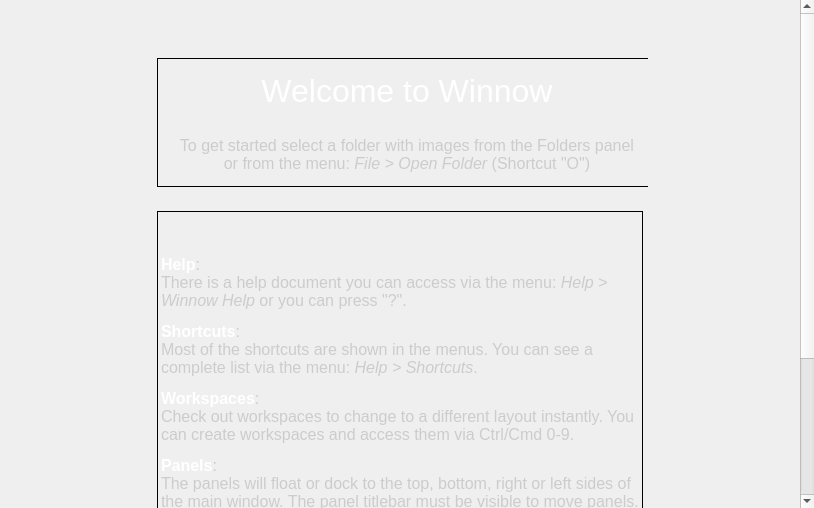
First picture: the form in Help/welcome.ui, repository towhee/Winnow64, before the edit.
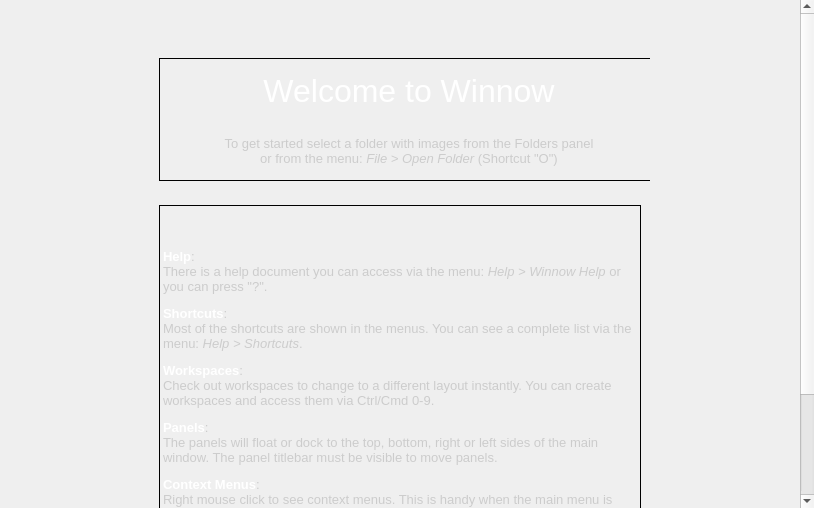
Second picture: the form after the edit.

Patch:
```diff
--- a/Help/welcome.ui
+++ b/Help/welcome.ui
@@ -30,8 +30,8 @@
     <rect>
      <x>0</x>
      <y>0</y>
-     <width>799</width>
-     <height>707</height>
+     <width>793</width>
+     <height>832</height>
     </rect>
    </property>
    <layout class="QHBoxLayout" name="horizontalLayout">
@@ -96,7 +96,7 @@
             <enum>QFrame::Box</enum>
            </property>
            <property name="text">
-            <string>&lt;html&gt;&lt;head/&gt;&lt;body&gt;&lt;p align=&quot;center&quot;&gt;&lt;span style=&quot; color:#cccccc;&quot;&gt;&lt;br/&gt;&lt;/span&gt;&lt;span style=&quot; font-size:24pt; color:#ffffff;&quot;&gt;Welcome to Winnow&lt;/span&gt;&lt;/p&gt;&lt;p align=&quot;center&quot;&gt;&lt;span style=&quot; color:#cccccc;&quot;&gt;&lt;br/&gt;&lt;/span&gt;&lt;span style=&quot; font-size:12pt; color:#cccccc;&quot;&gt;To get started select a folder with images from the Folders panel &lt;br/&gt;or from the menu: &lt;/span&gt;&lt;span style=&quot; font-size:12pt; font-style:italic; color:#cccccc;&quot;&gt;File &amp;gt; Open Folder&lt;/span&gt;&lt;span style=&quot; font-size:12pt; color:#cccccc;&quot;&gt; (Shortcut &amp;quot;O&amp;quot;)&lt;/span&gt;&lt;span style=&quot; color:#cccccc;&quot;&gt;&lt;br/&gt;&lt;/span&gt;&lt;/p&gt;&lt;/body&gt;&lt;/html&gt;</string>
+            <string>&lt;html&gt;&lt;head/&gt;&lt;body&gt;&lt;p align=&quot;center&quot;&gt;&lt;span style=&quot; color:#cccccc;&quot;&gt;&lt;br/&gt;&lt;/span&gt;&lt;span style=&quot; font-size:24pt; color:#ffffff;&quot;&gt;Welcome to Winnow&lt;/span&gt;&lt;/p&gt;&lt;p align=&quot;center&quot;&gt;&lt;span style=&quot; color:#cccccc;&quot;&gt;&lt;br/&gt;&lt;/span&gt;&lt;span style=&quot; font-size:10pt; color:#cccccc;&quot;&gt;To get started select a folder with images from the Folders panel &lt;br/&gt;or from the menu: &lt;/span&gt;&lt;span style=&quot; font-size:10pt; font-style:italic; color:#cccccc;&quot;&gt;File &amp;gt; Open Folder&lt;/span&gt;&lt;span style=&quot; font-size:10pt; color:#cccccc;&quot;&gt; (Shortcut &amp;quot;O&amp;quot;)&lt;/span&gt;&lt;span style=&quot; color:#cccccc;&quot;&gt;&lt;br/&gt;&lt;/span&gt;&lt;/p&gt;&lt;/body&gt;&lt;/html&gt;</string>
            </property>
            <property name="alignment">
             <set>Qt::AlignCenter</set>
@@ -133,7 +133,7 @@
             <number>1</number>
            </property>
            <property name="text">
-            <string>&lt;html&gt;&lt;head/&gt;&lt;body&gt;&lt;p align=&quot;center&quot;&gt;&lt;br/&gt;&lt;/p&gt;&lt;p&gt;&lt;span style=&quot; font-size:12pt; font-weight:600; color:#ffffff;&quot;&gt;Help&lt;/span&gt;&lt;span style=&quot; font-size:12pt; color:#cccccc;&quot;&gt;: &lt;br/&gt;There is a help document you can access via the menu: &lt;/span&gt;&lt;span style=&quot; font-size:12pt; font-style:italic; color:#cccccc;&quot;&gt;Help &amp;gt; Winnow Help&lt;/span&gt;&lt;span style=&quot; font-size:12pt; color:#cccccc;&quot;&gt; or you can press &amp;quot;?&amp;quot;.&lt;/span&gt;&lt;/p&gt;&lt;p&gt;&lt;span style=&quot; font-size:12pt; font-weight:600; color:#ffffff;&quot;&gt;Shortcuts&lt;/span&gt;&lt;span style=&quot; font-size:12pt; color:#cccccc;&quot;&gt;: &lt;br/&gt;Most of the shortcuts are shown in the menus. You can see a complete list via the menu: &lt;/span&gt;&lt;span style=&quot; font-size:12pt; font-style:italic; color:#cccccc;&quot;&gt;Help &amp;gt; Shortcuts&lt;/span&gt;&lt;span style=&quot; font-size:12pt; color:#cccccc;&quot;&gt;.&lt;/span&gt;&lt;/p&gt;&lt;p&gt;&lt;span style=&quot; font-size:12pt; font-weight:600; color:#ffffff;&quot;&gt;Workspaces&lt;/span&gt;&lt;span style=&quot; font-size:12pt; color:#cccccc;&quot;&gt;: &lt;br/&gt;Check out workspaces to change to a different layout instantly. You can create workspaces and access them via Ctrl/Cmd 0-9.&lt;/span&gt;&lt;/p&gt;&lt;p&gt;&lt;span style=&quot; font-size:12pt; font-weight:600; color:#ffffff;&quot;&gt;Panels&lt;/span&gt;&lt;span style=&quot; font-size:12pt; color:#cccccc;&quot;&gt;: &lt;br/&gt;The panels will float or dock to the top, bottom, right or left sides of the main window. The panel titlebar must be visible to move panels.&lt;/span&gt;&lt;/p&gt;&lt;p&gt;&lt;span style=&quot; font-size:12pt; font-weight:600; color:#ffffff;&quot;&gt;Context Menus&lt;/span&gt;&lt;span style=&quot; font-size:12pt; color:#cccccc;&quot;&gt;: &lt;br/&gt;Right mouse click to see context menus. This is handy when the main menu is hidden in full screen mode.&lt;/span&gt;&lt;/p&gt;&lt;p&gt;&lt;span style=&quot; font-size:12pt; font-weight:600; color:#ffffff;&quot;&gt;Tool tips&lt;/span&gt;&lt;span style=&quot; font-size:12pt; color:#cccccc;&quot;&gt;: &lt;br/&gt;Hover over an item with the mouse to see a tool tip. Try this in the preferences dialog to see explanations for different settings.&lt;/span&gt;&lt;/p&gt;&lt;/body&gt;&lt;/html&gt;</string>
+            <string>&lt;html&gt;&lt;head/&gt;&lt;body&gt;&lt;p align=&quot;center&quot;&gt;&lt;br/&gt;&lt;/p&gt;&lt;p&gt;&lt;span style=&quot; font-size:10pt; font-weight:600; color:#ffffff;&quot;&gt;Help&lt;/span&gt;&lt;span style=&quot; font-size:10pt; color:#cccccc;&quot;&gt;: &lt;br/&gt;There is a help document you can access via the menu: &lt;/span&gt;&lt;span style=&quot; font-size:10pt; font-style:italic; color:#cccccc;&quot;&gt;Help &amp;gt; Winnow Help&lt;/span&gt;&lt;span style=&quot; font-size:10pt; color:#cccccc;&quot;&gt; or you can press &amp;quot;?&amp;quot;.&lt;/span&gt;&lt;/p&gt;&lt;p&gt;&lt;span style=&quot; font-size:10pt; font-weight:600; color:#ffffff;&quot;&gt;Shortcuts&lt;/span&gt;&lt;span style=&quot; font-size:10pt; color:#cccccc;&quot;&gt;: &lt;br/&gt;Most of the shortcuts are shown in the menus. You can see a complete list via the menu: &lt;/span&gt;&lt;span style=&quot; font-size:10pt; font-style:italic; color:#cccccc;&quot;&gt;Help &amp;gt; Shortcuts&lt;/span&gt;&lt;span style=&quot; font-size:10pt; color:#cccccc;&quot;&gt;.&lt;/span&gt;&lt;/p&gt;&lt;p&gt;&lt;span style=&quot; font-size:10pt; font-weight:600; color:#ffffff;&quot;&gt;Workspaces&lt;/span&gt;&lt;span style=&quot; font-size:10pt; color:#cccccc;&quot;&gt;: &lt;br/&gt;Check out workspaces to change to a different layout instantly. You can create workspaces and access them via Ctrl/Cmd 0-9.&lt;/span&gt;&lt;/p&gt;&lt;p&gt;&lt;span style=&quot; font-size:10pt; font-weight:600; color:#ffffff;&quot;&gt;Panels&lt;/span&gt;&lt;span style=&quot; font-size:10pt; color:#cccccc;&quot;&gt;: &lt;br/&gt;The panels will float or dock to the top, bottom, right or left sides of the main window. The panel titlebar must be visible to move panels.&lt;/span&gt;&lt;/p&gt;&lt;p&gt;&lt;span style=&quot; font-size:10pt; font-weight:600; color:#ffffff;&quot;&gt;Context Menus&lt;/span&gt;&lt;span style=&quot; font-size:10pt; color:#cccccc;&quot;&gt;: &lt;br/&gt;Right mouse click to see context menus. This is handy when the main menu is hidden in full screen mode.&lt;/span&gt;&lt;/p&gt;&lt;p&gt;&lt;span style=&quot; font-size:10pt; font-weight:600; color:#ffffff;&quot;&gt;Tool tips&lt;/span&gt;&lt;span style=&quot; font-size:10pt; color:#cccccc;&quot;&gt;: &lt;br/&gt;Hover over an item with the mouse to see a tool tip. Try this in the preferences dialog to see explanations for different settings.&lt;/span&gt;&lt;/p&gt;&lt;/body&gt;&lt;/html&gt;</string>
            </property>
            <property name="alignment">
             <set>Qt::AlignLeading|Qt::AlignLeft|Qt::AlignTop</set>
```
